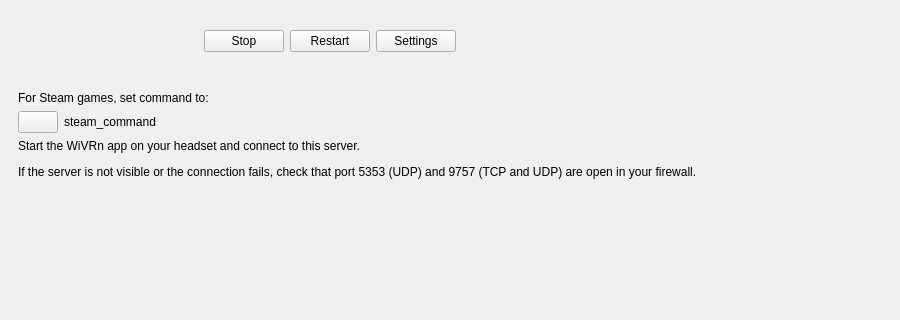
The window that server-gui/main_window.ui (Beyley/WiVRn) describes before a commit, drawn with Qt 5; both pictures show x 0 to 900 and y 133 to 453 of the 900 by 700 pixel window.
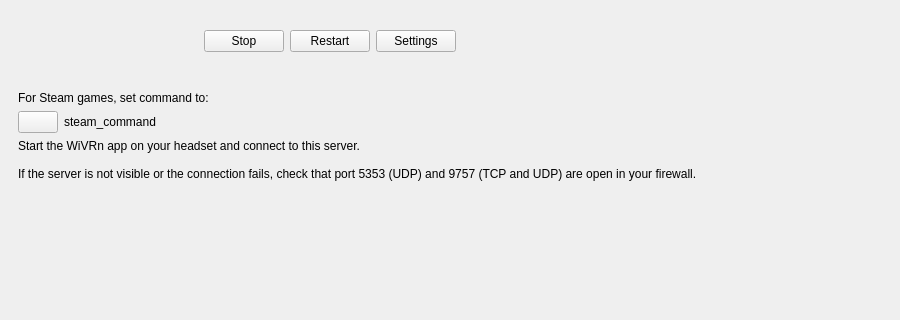
The same window after the commit. Icons and pictures are not drawn.

Commit message: WIP Display the published name in the GUI

Diff of the .ui file:
```diff
--- a/server-gui/main_window.ui
+++ b/server-gui/main_window.ui
@@ -281,7 +281,9 @@
         <item>
          <widget class="QLabel" name="label_5">
           <property name="text">
-           <string>&lt;html&gt;&lt;head/&gt;&lt;body&gt;&lt;p&gt;Start the WiVRn app on your headset and connect to this server.&lt;/p&gt;&lt;p&gt;If the server is not visible or the connection fails, check that port 5353 (UDP) and 9757 (TCP and UDP) are open in your firewall.&lt;/p&gt;&lt;/body&gt;&lt;/html&gt;</string>
+           <string>Start the WiVRn app on your headset and connect to this server.
+
+If the server is not visible or the connection fails, check that port 5353 (UDP) and 9757 (TCP and UDP) are open in your firewall.</string>
           </property>
          </widget>
         </item>
```
Left out of the diff: 2 changed lines with no effect on the pictures. The commit also changes 3 other files.
